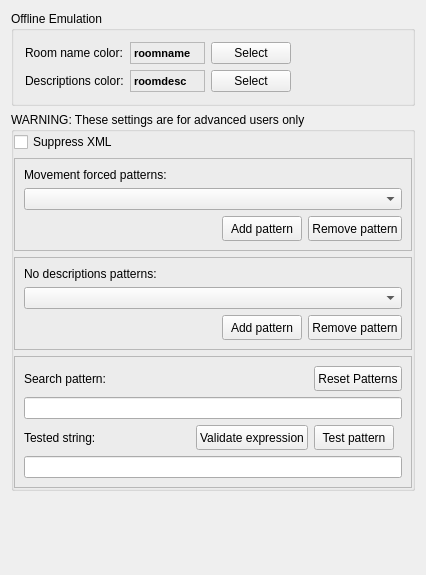
The window that src/preferences/parserpage.ui (MUME/MMapper) describes before a commit, drawn with Qt 5.
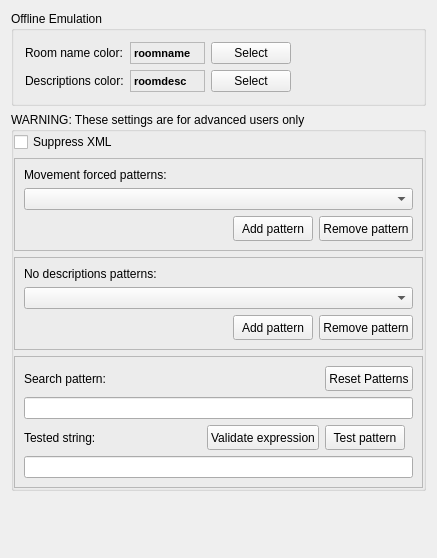
The same window after the commit.

Commit message: Ansi Color Dialog bug fixes and refactor

What changed in the file:
```diff
--- a/src/preferences/parserpage.ui
+++ b/src/preferences/parserpage.ui
@@ -6,8 +6,8 @@
    <rect>
     <x>0</x>
     <y>0</y>
-    <width>426</width>
-    <height>575</height>
+    <width>437</width>
+    <height>558</height>
    </rect>
   </property>
   <property name="sizePolicy">
```
Left out of the diff: 12 changed lines with no effect on the pictures. The commit also changes 5 other files.
